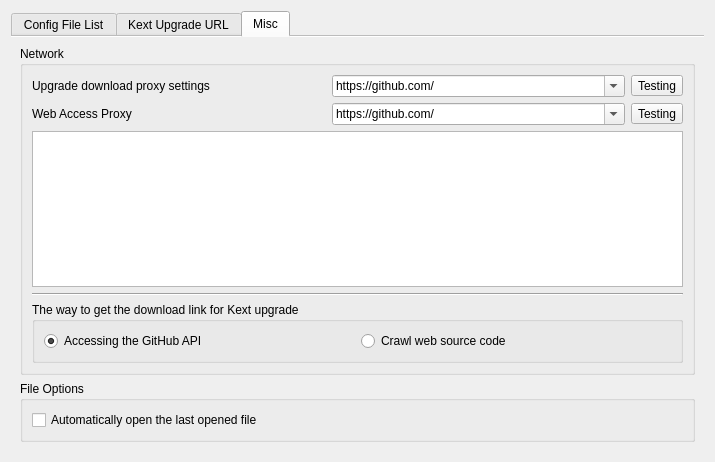
This is dlgdatabase.ui in ic005k/OCAuxiliaryTools as Qt 5 draws it before an edit. The edited form follows.
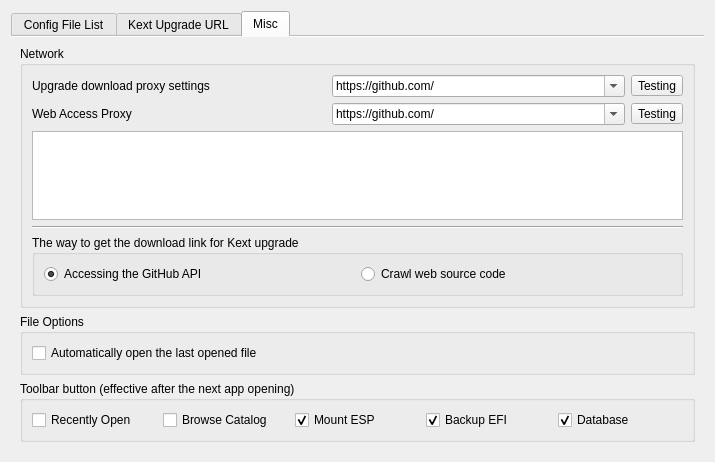
This is the edited form. The open tabs and pages were chosen to show the change. Icons and pictures are not drawn.

```diff
--- a/dlgdatabase.ui
+++ b/dlgdatabase.ui
@@ -184,7 +184,7 @@
       <attribute name="title">
        <string>Misc</string>
       </attribute>
-      <layout class="QGridLayout" name="gridLayout_7">
+      <layout class="QGridLayout" name="gridLayout_8">
        <item row="0" column="0">
         <widget class="QGroupBox" name="groupBox">
          <property name="title">
@@ -338,6 +338,59 @@
          </layout>
         </widget>
        </item>
+       <item row="2" column="0">
+        <widget class="QGroupBox" name="groupBox_4">
+         <property name="title">
+          <string>Toolbar button (effective after the next app opening)</string>
+         </property>
+         <layout class="QGridLayout" name="gridLayout_7">
+          <item row="0" column="3">
+           <widget class="QCheckBox" name="chkMountESP">
+            <property name="text">
+             <string>Mount ESP</string>
+            </property>
+            <property name="checked">
+             <bool>true</bool>
+            </property>
+           </widget>
+          </item>
+          <item row="0" column="1">
+           <widget class="QCheckBox" name="chkOpenDir">
+            <property name="text">
+             <string>Browse Catalog</string>
+            </property>
+           </widget>
+          </item>
+          <item row="0" column="4">
+           <widget class="QCheckBox" name="chkBackupEFI">
+            <property name="text">
+             <string>Backup EFI</string>
+            </property>
+            <property name="checked">
+             <bool>true</bool>
+            </property>
+           </widget>
+          </item>
+          <item row="0" column="5">
+           <widget class="QCheckBox" name="chkDatabase">
+            <property name="text">
+             <string>Database</string>
+            </property>
+            <property name="checked">
+             <bool>true</bool>
+            </property>
+           </widget>
+          </item>
+          <item row="0" column="0">
+           <widget class="QCheckBox" name="chkRecentOpen">
+            <property name="text">
+             <string>Recently Open</string>
+            </property>
+           </widget>
+          </item>
+         </layout>
+        </widget>
+       </item>
       </layout>
      </widget>
     </widget>
```
Left out of the diff: 2 changed lines with no effect on the pictures.
